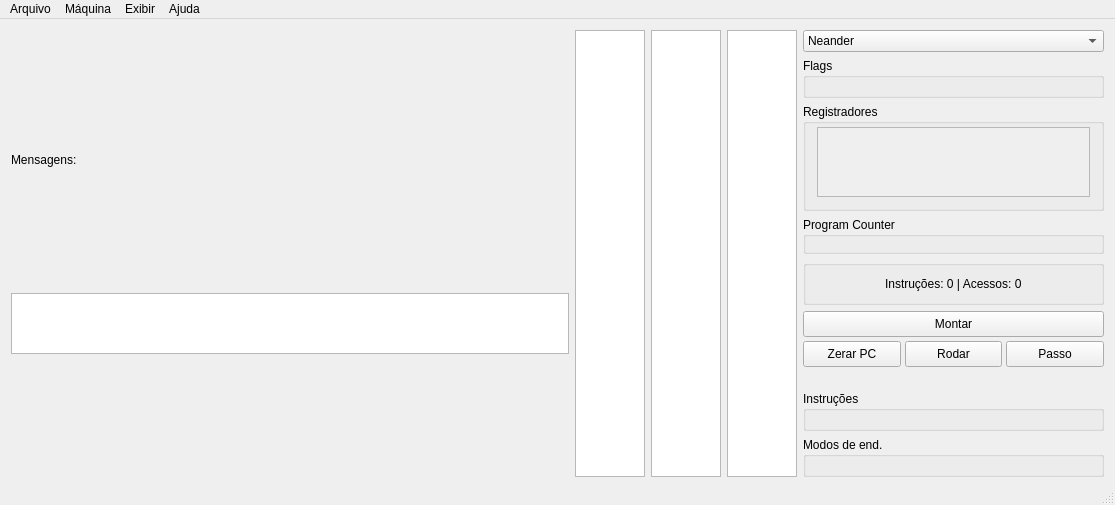
Old version of the form src/gui/hidragui.ui in the repository petcomputacaoufrgs/hidracpp.
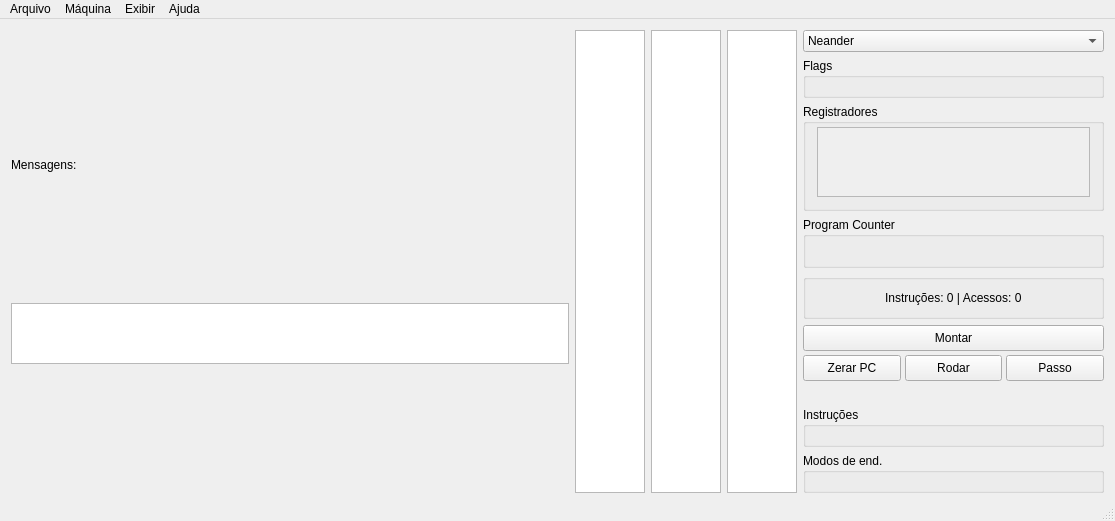
New version of the form.

Commit message: instrunctions and addressing modes were pale gray, almost invisible

The edit to the form file:
```diff
--- a/src/gui/hidragui.ui
+++ b/src/gui/hidragui.ui
@@ -7,7 +7,7 @@
     <x>0</x>
     <y>0</y>
     <width>1115</width>
-    <height>505</height>
+    <height>521</height>
    </rect>
   </property>
   <property name="windowTitle">
```
Left out of the diff: 22 changed lines with no effect on the pictures. The commit also changes 1 other file.
